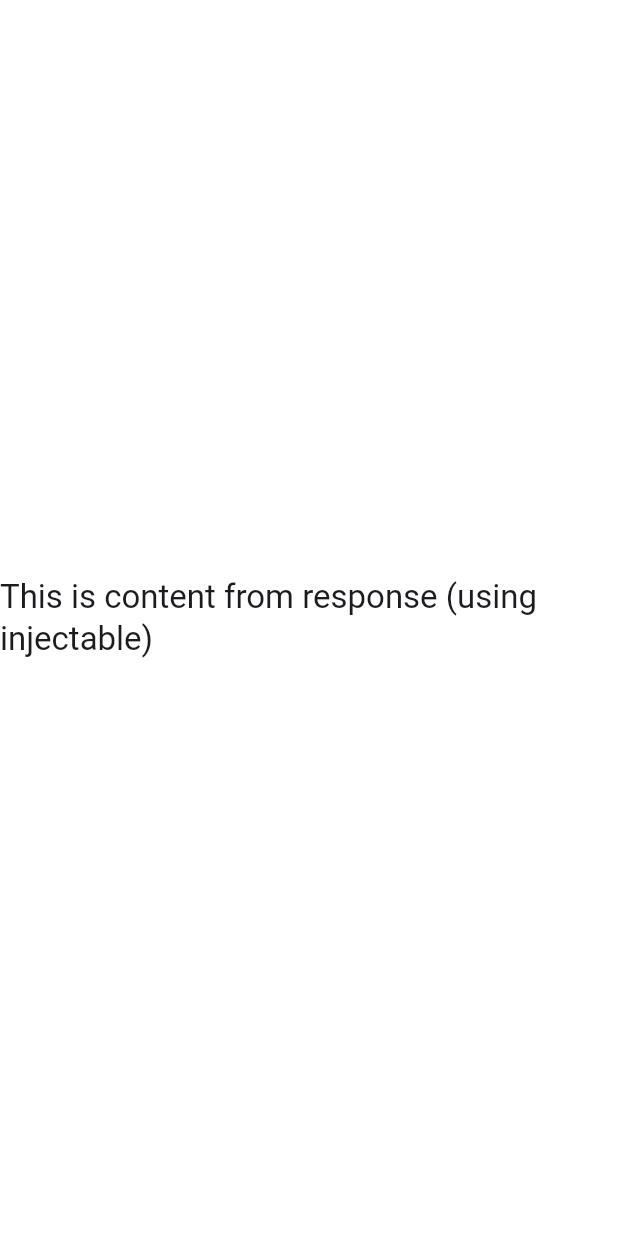
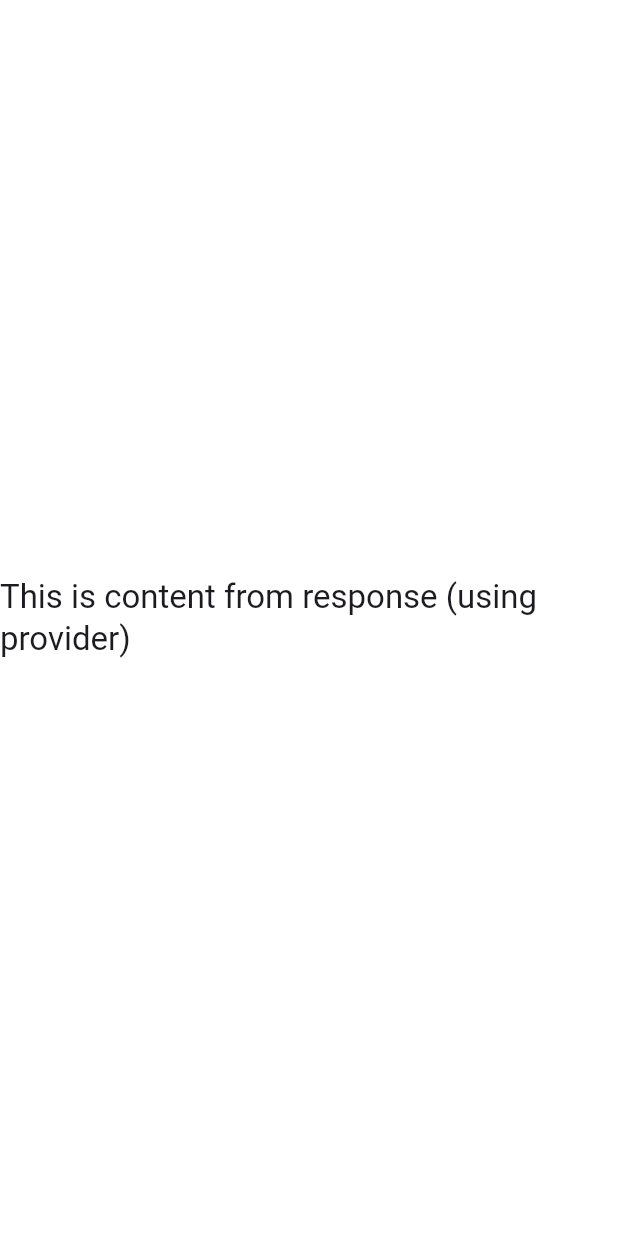
Before and after one commit to taweewong/Flutter-DI, a Flutter app: the screen it shows after launch, on a phone screen of 412 x 824 dp. Run offline on Flutter 3.47's test engine with Material 3 defaults, Android fonts, the phone set to English and light mode, and no system bars; our stand-ins replace flutter_riverpod, get_it, injectable, riverpod_annotation; generated files the repository leaves out were written again.

Commit message:
Add using provider without DI lib example

```diff
--- a/lib/main.dart
+++ b/lib/main.dart
@@ -1,5 +1,6 @@
 import 'package:flutter/material.dart';
 import 'package:flutter_di/app_module.dart';
+import 'package:flutter_di/provider/ui/provider_screen.dart';
 import 'package:flutter_riverpod/flutter_riverpod.dart';
 
 import 'getit_with_injectable/ui/injectable_screen.dart';
@@ -26,7 +27,8 @@ class MyApp extends StatelessWidget {
         colorScheme: ColorScheme.fromSeed(seedColor: Colors.deepPurple),
       ),
       // home: const GetItManualScreen(),
-      home: const InjectableScreen(),
+      // home: const InjectableScreen(),
+      home: const ProviderScreen(),
     );
   }
 }
--- /dev/null
+++ b/lib/provider/model/provider_response.dart
@@ -0,0 +1,5 @@
+class ProviderResponse {
+  final String? text;
+
+  ProviderResponse({this.text});
+}
--- /dev/null
+++ b/lib/provider/ui/provider_screen.dart
@@ -0,0 +1,37 @@
+import 'package:flutter/material.dart';
+import 'package:flutter_di/getit_manual/model/getit_manual_response.dart';
+import 'package:flutter_di/getit_manual/ui/getit_manual_view_model.dart';
+import 'package:flutter_di/provider/model/provider_response.dart';
+import 'package:flutter_di/provider/ui/provider_view_model.dart';
+import 'package:flutter_riverpod/flutter_riverpod.dart';
+
+class ProviderScreen extends ConsumerStatefulWidget {
+
+  const ProviderScreen({super.key});
+
+  @override
+  ConsumerState<ProviderScreen> createState() => _ProviderScreenState();
+}
+
+class _ProviderScreenState extends ConsumerState<ProviderScreen> {
+
+  @override
+  Widget build(BuildContext context) {
+    ProviderResponse response = ref.watch(providerViewModelProvider);
+
+    final String text = response.text ?? "Response is null";
+
+    return SizedBox.expand(
+      child: Container(
+        decoration: BoxDecoration(
+          color: Colors.white,
+        ),
+        alignment: Alignment.center,
+        child: Text(
+          text,
+          style: Theme.of(context).textTheme.titleLarge,
+        ),
+      ),
+    );
+  }
+}
```
Also changed, not shown: lib/provider/repository/provider_repository.dart (added, +25 -0 lines), lib/provider/service/provider_service.dart (added, +22 -0 lines), lib/provider/ui/provider_view_model.dart (added, +25 -0 lines), lib/app_module.config.dart, lib/provider/ui/provider_view_model.g.dart (added).
